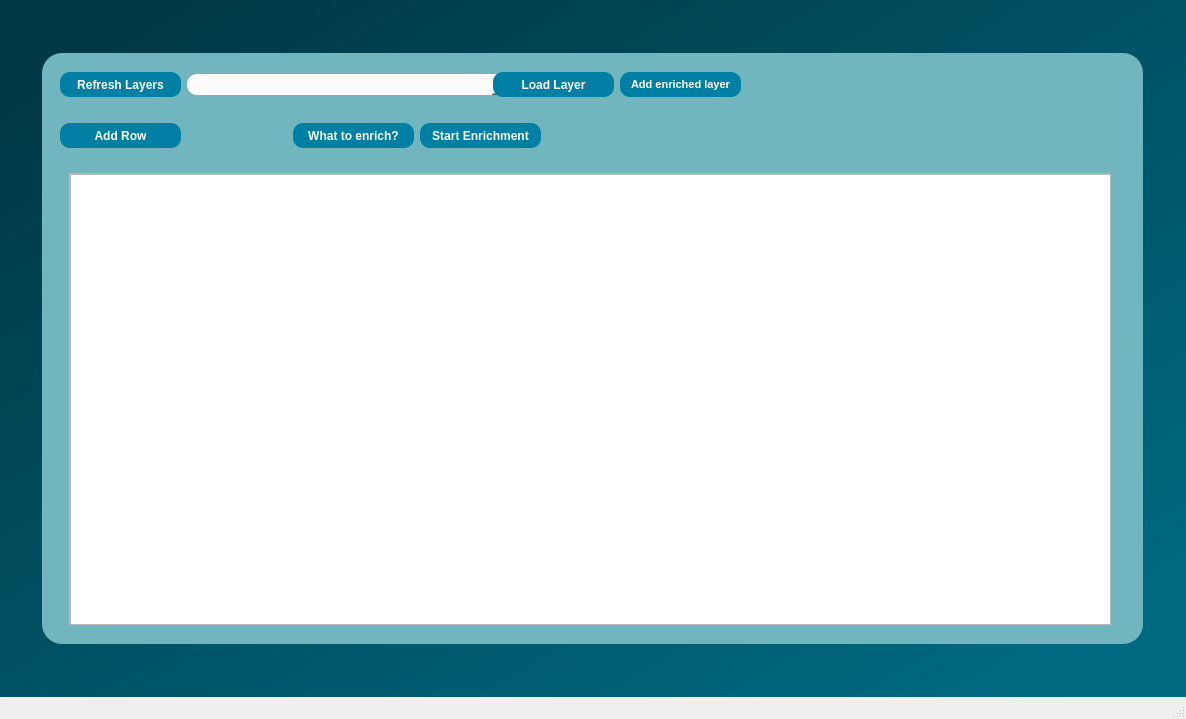
Above: dialogs/ui/Enrichment.ui from sparqlunicorn/sparqlunicornGoesGIS before the change. Below: the same form after it.
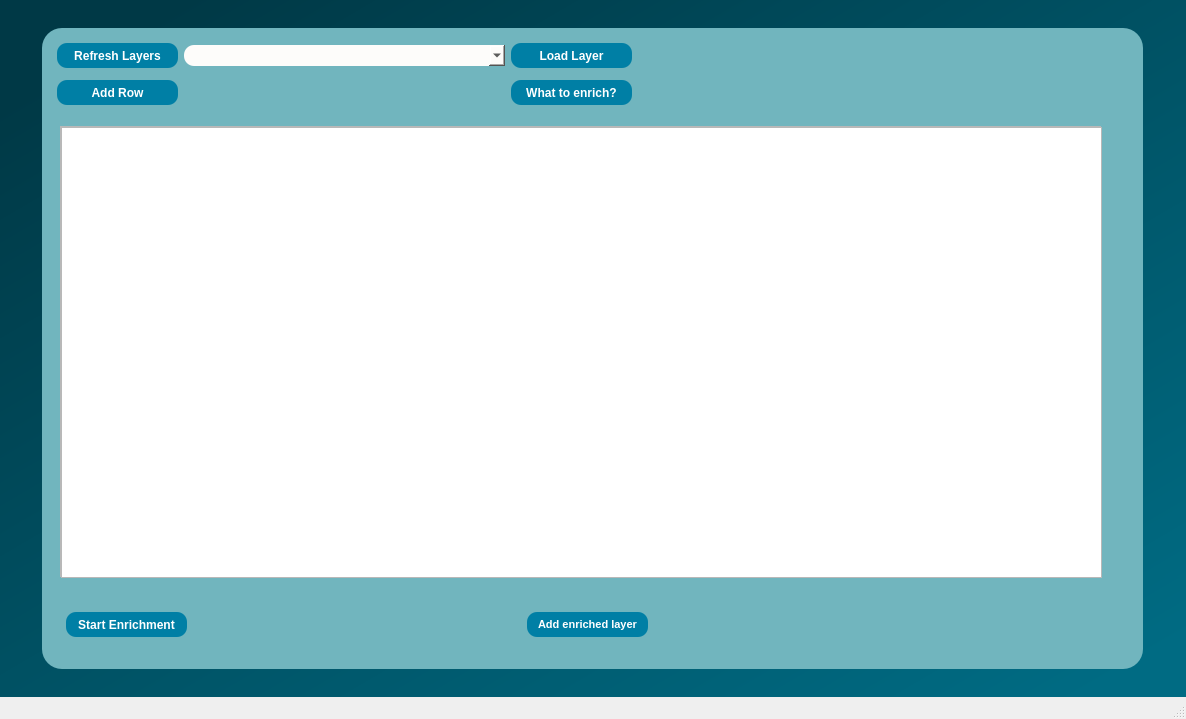
That is the form after the change.

Patch:
```diff
--- a/dialogs/ui/Enrichment.ui
+++ b/dialogs/ui/Enrichment.ui
@@ -18,8 +18,8 @@
     <string notr="true">QObject#centralwidget{
 background-color:qlineargradient(spread:pad, x1:0, y1:0, x2:1, y2:1, stop:0.0795455 rgba(0, 57, 70, 255), stop:0.5625 rgba(0, 85, 104, 255), stop:0.954545 rgba(0, 107, 131, 255));}</string>
    </property>
-   <layout class="QGridLayout" name="gridLayout_4">
-    <item row="0" column="0">
+   <layout class="QGridLayout" name="gridLayout_2">
+    <item row="1" column="0">
      <widget class="QFrame" name="frame">
       <property name="minimumSize">
        <size>
@@ -30,7 +30,7 @@
       <property name="maximumSize">
        <size>
         <width>1101</width>
-        <height>591</height>
+        <height>641</height>
        </size>
       </property>
       <property name="styleSheet">
@@ -46,29 +46,8 @@
       <property name="frameShadow">
        <enum>QFrame::Raised</enum>
       </property>
-      <widget class="QWidget" name="widget_2" native="true">
-       <property name="geometry">
-        <rect>
-         <x>18</x>
-         <y>9</y>
-         <width>681</width>
-         <height>45</height>
-        </rect>
-       </property>
-       <property name="minimumSize">
-        <size>
-         <width>681</width>
-         <height>45</height>
-        </size>
-       </property>
-       <property name="maximumSize">
-        <size>
-         <width>681</width>
-         <height>45</height>
-        </size>
-       </property>
-       <layout class="QGridLayout" name="gridLayout_3">
-        <item row="0" column="0">
+      <layout class="QGridLayout" name="gridLayout">
+       <item row="0" column="1">
          <layout class="QHBoxLayout" name="horizontalLayout">
           <item>
            <widget class="QPushButton" name="refreshLayersEnrich">
@@ -167,8 +146,23 @@
           </item>
          </layout>
         </item>
-        <item row="0" column="1">
-         <widget class="QPushButton" name="addEnrichedLayerButton">
+       <item row="0" column="2">
+        <spacer name="horizontalSpacer_2">
+         <property name="orientation">
+          <enum>Qt::Horizontal</enum>
+         </property>
+         <property name="sizeHint" stdset="0">
+          <size>
+           <width>491</width>
+           <height>20</height>
+          </size>
+         </property>
+        </spacer>
+       </item>
+       <item row="1" column="1">
+        <layout class="QHBoxLayout" name="horizontalLayout_2">
+         <item>
+          <widget class="QPushButton" name="addEnrichedLayerRowButton">
           <property name="minimumSize">
            <size>
             <width>121</width>
@@ -183,7 +177,61 @@
           </property>
           <property name="font">
            <font>
-            <pointsize>8</pointsize>
+             <pointsize>9</pointsize>
+             <weight>75</weight>
+             <bold>true</bold>
+            </font>
+           </property>
+           <property name="cursor">
+            <cursorShape>PointingHandCursor</cursorShape>
+           </property>
+           <property name="styleSheet">
+            <string notr="true">background-color:rgb(0, 127, 165);
+border-radius:10px;
+color: rgb(255, 255, 255);
+</string>
+           </property>
+           <property name="text">
+            <string>Add Row</string>
+           </property>
+          </widget>
+         </item>
+         <item>
+          <spacer name="horizontalSpacer_3">
+           <property name="orientation">
+            <enum>Qt::Horizontal</enum>
+           </property>
+           <property name="sizeHint" stdset="0">
+            <size>
+             <width>40</width>
+             <height>20</height>
+            </size>
+           </property>
+          </spacer>
+         </item>
+         <item>
+          <widget class="QPushButton" name="whattoenrich">
+           <property name="minimumSize">
+            <size>
+             <width>121</width>
+             <height>25</height>
+            </size>
+           </property>
+           <property name="maximumSize">
+            <size>
+             <width>121</width>
+             <height>25</height>
+            </size>
+           </property>
+           <property name="sizeIncrement">
+            <size>
+             <width>121</width>
+             <height>25</height>
+            </size>
+           </property>
+           <property name="font">
+            <font>
+             <pointsize>9</pointsize>
             <weight>75</weight>
             <bold>true</bold>
            </font>
@@ -197,27 +245,39 @@
 color: rgb(255, 255, 255);</string>
           </property>
           <property name="text">
-           <string>Add enriched layer</string>
+            <string>What to enrich?</string>
           </property>
          </widget>
         </item>
        </layout>
-      </widget>
+       </item>
+       <item row="1" column="2">
+        <spacer name="horizontalSpacer_6">
+         <property name="orientation">
+          <enum>Qt::Horizontal</enum>
+         </property>
+         <property name="sizeHint" stdset="0">
+          <size>
+           <width>491</width>
+           <height>20</height>
+          </size>
+         </property>
+        </spacer>
+       </item>
+       <item row="2" column="0" colspan="3">
       <widget class="QWidget" name="widget_3" native="true">
-       <property name="geometry">
-        <rect>
-         <x>18</x>
-         <y>111</y>
-         <width>1065</width>
-         <height>471</height>
-        </rect>
-       </property>
        <property name="minimumSize">
         <size>
          <width>1059</width>
          <height>471</height>
         </size>
        </property>
+         <property name="maximumSize">
+          <size>
+           <width>1061</width>
+           <height>471</height>
+          </size>
+         </property>
        <widget class="QTableWidget" name="enrichTable">
         <property name="geometry">
          <rect>
@@ -251,127 +311,25 @@
         </property>
        </widget>
       </widget>
+       </item>
+       <item row="3" column="1" colspan="2">
       <widget class="QWidget" name="widget" native="true">
-       <property name="geometry">
-        <rect>
-         <x>18</x>
-         <y>60</y>
-         <width>481</width>
-         <height>45</height>
-        </rect>
-       </property>
        <property name="minimumSize">
         <size>
-         <width>481</width>
-         <height>45</height>
+           <width>600</width>
+           <height>50</height>
         </size>
        </property>
        <property name="maximumSize">
         <size>
-         <width>481</width>
-         <height>45</height>
-        </size>
-       </property>
-       <layout class="QGridLayout" name="gridLayout_2">
-        <item row="0" column="0">
-         <layout class="QHBoxLayout" name="horizontalLayout_2">
+           <width>600</width>
+           <height>50</height>
+          </size>
+         </property>
+         <layout class="QHBoxLayout" name="horizontalLayout_4">
           <item>
-           <widget class="QPushButton" name="addEnrichedLayerRowButton">
-            <property name="minimumSize">
-             <size>
-              <width>121</width>
-              <height>25</height>
-             </size>
-            </property>
-            <property name="maximumSize">
-             <size>
-              <width>121</width>
-              <height>25</height>
-             </size>
-            </property>
-            <property name="sizeIncrement">
-             <size>
-              <width>121</width>
-              <height>25</height>
-             </size>
-            </property>
-            <property name="font">
-             <font>
-              <pointsize>9</pointsize>
-              <weight>75</weight>
-              <bold>true</bold>
-             </font>
-            </property>
-            <property name="cursor">
-             <cursorShape>PointingHandCursor</cursorShape>
-            </property>
-            <property name="styleSheet">
-             <string notr="true">background-color:rgb(0, 127, 165);
-border-radius:10px;
-color: rgb(255, 255, 255);
-</string>
-            </property>
-            <property name="text">
-             <string>Add Row</string>
-            </property>
-           </widget>
-          </item>
+           <layout class="QHBoxLayout" name="horizontalLayout_3">
           <item>
-           <spacer name="horizontalSpacer_3">
-            <property name="orientation">
-             <enum>Qt::Horizontal</enum>
-            </property>
-            <property name="sizeHint" stdset="0">
-             <size>
-              <width>40</width>
-              <height>20</height>
-             </size>
-            </property>
-           </spacer>
-          </item>
-          <item>
-           <widget class="QPushButton" name="whattoenrich">
-            <property name="minimumSize">
-             <size>
-              <width>121</width>
-              <height>25</height>
-             </size>
-            </property>
-            <property name="maximumSize">
-             <size>
-              <width>121</width>
-              <height>25</height>
-             </size>
-            </property>
-            <property name="sizeIncrement">
-             <size>
-              <width>121</width>
-              <height>25</height>
-             </size>
-            </property>
-            <property name="font">
-             <font>
-              <pointsize>9</pointsize>
-              <weight>75</weight>
-              <bold>true</bold>
-             </font>
-            </property>
-            <property name="cursor">
-             <cursorShape>PointingHandCursor</cursorShape>
-            </property>
-            <property name="styleSheet">
-             <string notr="true">background-color:rgb(0, 127, 165);
-border-radius:10px;
-color: rgb(255, 255, 255);</string>
-            </property>
-            <property name="text">
-             <string>What to enrich?</string>
-            </property>
-           </widget>
-          </item>
-         </layout>
-        </item>
-        <item row="0" column="1">
          <widget class="QPushButton" name="startEnrichment">
           <property name="minimumSize">
            <size>
@@ -405,8 +363,65 @@
           </property>
          </widget>
         </item>
-       </layout>
-      </widget>
+            <item>
+             <spacer name="horizontalSpacer_4">
+              <property name="orientation">
+               <enum>Qt::Horizontal</enum>
+              </property>
+              <property name="sizeHint" stdset="0">
+               <size>
+                <width>40</width>
+                <height>20</height>
+               </size>
+              </property>
+             </spacer>
+            </item>
+            <item>
+             <widget class="QPushButton" name="addEnrichedLayerButton">
+              <property name="minimumSize">
+               <size>
+                <width>121</width>
+                <height>25</height>
+               </size>
+              </property>
+              <property name="maximumSize">
+               <size>
+                <width>121</width>
+                <height>25</height>
+               </size>
+              </property>
+              <property name="sizeIncrement">
+               <size>
+                <width>121</width>
+                <height>25</height>
+               </size>
+              </property>
+              <property name="font">
+               <font>
+                <pointsize>8</pointsize>
+                <weight>75</weight>
+                <bold>true</bold>
+               </font>
+              </property>
+              <property name="cursor">
+               <cursorShape>PointingHandCursor</cursorShape>
+              </property>
+              <property name="styleSheet">
+               <string notr="true">background-color:rgb(0, 127, 165);
+border-radius:10px;
+color: rgb(255, 255, 255);</string>
+              </property>
+              <property name="text">
+               <string>Add enriched layer</string>
+              </property>
+             </widget>
+            </item>
+           </layout>
+          </item>
+         </layout>
+        </widget>
+       </item>
+      </layout>
      </widget>
     </item>
    </layout>
```
Left out of the diff: 6 changed lines with no effect on the pictures. Lines whose indentation alone changed are shown as unchanged.
